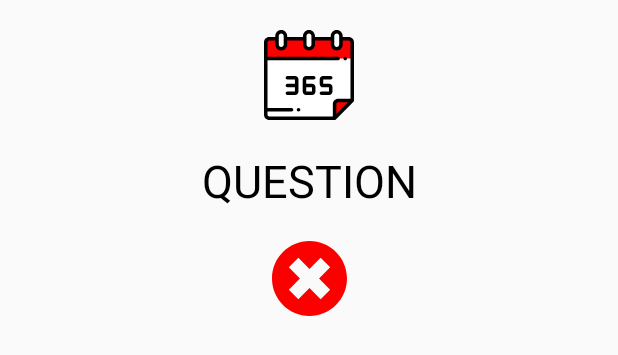
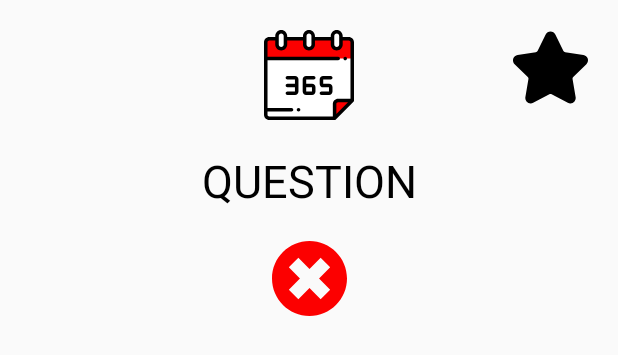
Before and after one commit to eliasLoker/Numbers, an Android app: the layout dialog_year_details.xml on its own in the app's theme, with its tools: preview values and no code run, on a phone screen of 412 x 824 dp. Shown: the top 355 px of the screen. Run offline under Robolectric (Android 15) with nearby library versions, the phone set to English and light mode, and no system bars.

Commit message:
- реализовал запись в БД для Year

```diff
--- a/app/src/main/java/com/example/myplaceinfo/year/viewmodel/YearViewModel.kt
+++ b/app/src/main/java/com/example/myplaceinfo/year/viewmodel/YearViewModel.kt
@@ -24,4 +24,8 @@ interface YearViewModel {
     fun onCheckedChangedCallback(checked: Boolean)
 
     fun onClickShowButton()
+
+    fun onResponseCallback(message: String?)
+
+    fun onClickFavouritesButtonCallback()
 }
--- a/app/src/main/res/layout/dialog_year_details.xml
+++ b/app/src/main/res/layout/dialog_year_details.xml
@@ -13,6 +13,16 @@
             android:layout_height="wrap_content"
             android:orientation="vertical"
             app:layout_constraintGuide_percent="0.5"/>
+
+    <ImageView
+            android:id="@+id/favourites"
+            android:layout_width="50dp"
+            android:layout_height="50dp"
+            android:src="@drawable/ic_star"
+            android:layout_marginTop="20dp"
+            android:layout_marginEnd="20dp"
+            app:layout_constraintEnd_toEndOf="parent"
+            app:layout_constraintTop_toTopOf="parent"/>
 
     <ImageView
             android:id="@+id/logo"
```
Also changed, not shown: app/src/main/java/com/example/myplaceinfo/year/YearDetailsDialog.kt (renamed from app/src/main/java/com/example/myplaceinfo/dialogs/YearDetailsDialog.kt, +15 -3 lines), app/src/main/java/com/example/myplaceinfo/year/YearFragment.kt (+10 -3 lines), app/src/main/java/com/example/myplaceinfo/year/interactor/YearInteractor.kt (+13 -1 lines), app/src/main/java/com/example/myplaceinfo/year/viewmodel/YearViewModelImpl.kt (+18 -2 lines).
